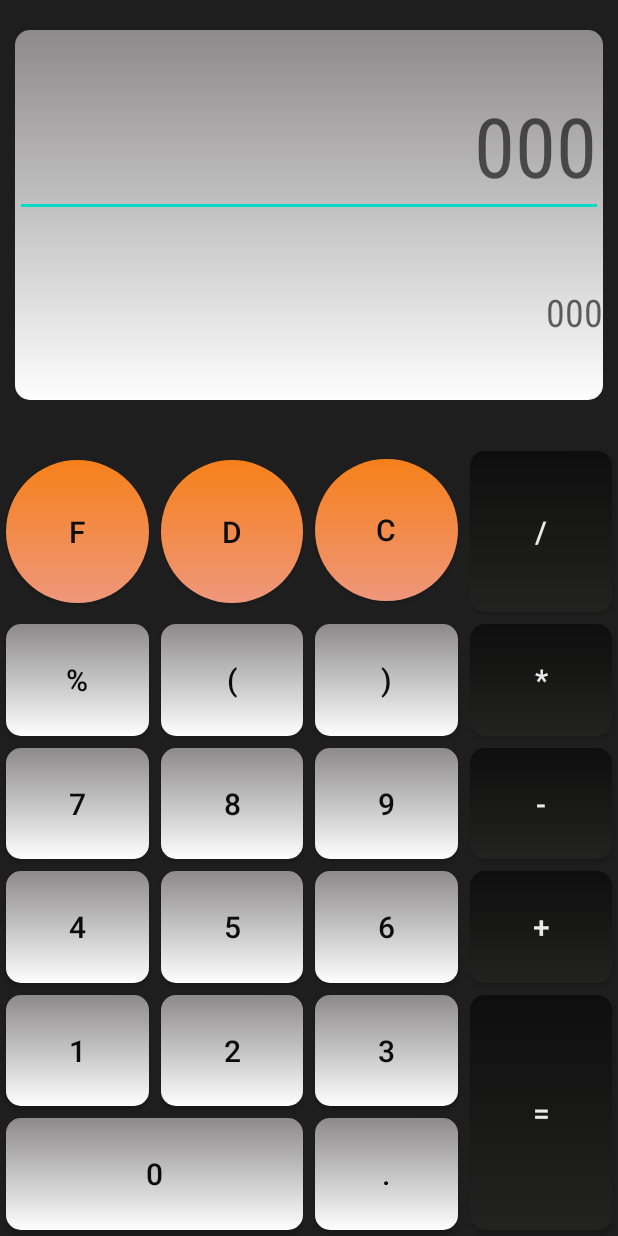
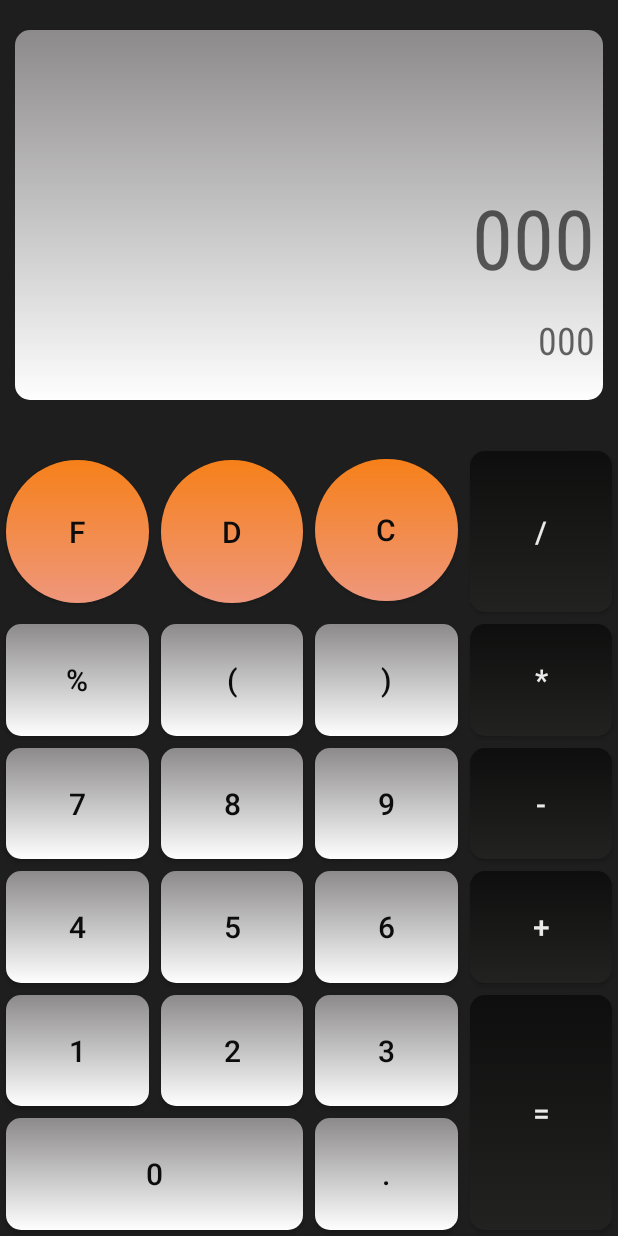
Before and after one commit to Taranuyk-Maksim/Calculator, an Android app: the layout main_activity.xml on its own in the app's theme, with its tools: preview values and no code run, on a phone screen of 412 x 824 dp. Run offline under Robolectric (Android 15) with nearby library versions, the phone set to English and light mode, and no system bars.

```diff
--- a/app/build.gradle
+++ b/app/build.gradle
@@ -6,6 +6,9 @@ android {
     compileSdkVersion 30
     buildToolsVersion "30.0.0"
 
+    buildFeatures {
+        dataBinding true
+    }
     defaultConfig {
         applicationId "com.example.calculator"
         minSdkVersion 16
@@ -44,4 +47,5 @@ dependencies {
     androidTestImplementation 'androidx.test.ext:junit:1.1.1'
     androidTestImplementation 'androidx.test.espresso:espresso-core:3.2.0'
 
+
 }
--- a/app/src/main/java/com/example/calculator/MainActivity.kt
+++ b/app/src/main/java/com/example/calculator/MainActivity.kt
@@ -2,12 +2,16 @@ package com.example.calculator
 
 import android.os.Bundle
 import androidx.appcompat.app.AppCompatActivity
+import androidx.databinding.DataBindingUtil
+import com.example.calculator.databinding.MainActivityBinding
 
 class MainActivity : AppCompatActivity() {
 
     override fun onCreate(savedInstanceState: Bundle?) {
         super.onCreate(savedInstanceState)
         setContentView(R.layout.main_activity)
+        val binding : MainActivityBinding = DataBindingUtil.setContentView(this, R.layout.main_activity)
+        binding.handler = Handler()
     }
 
 }
--- a/app/src/main/java/com/example/calculator/PolishNotation.kt
+++ b/app/src/main/java/com/example/calculator/PolishNotation.kt
@@ -9,7 +9,7 @@ class PolishNotation {
     private var stackNumbers: Stack<Double> = Stack()
     private var stackOperations: Stack<String> = Stack()
 
-    // check if the string is a number
+    //check if the string is a number
     @Throws(NumberFormatException::class)
     private fun isDigit(s: String): Boolean {
         return try {
--- a/app/src/main/res/layout/main_activity.xml
+++ b/app/src/main/res/layout/main_activity.xml
@@ -1,7 +1,14 @@
 <?xml version="1.0" encoding="utf-8"?>
-<androidx.constraintlayout.widget.ConstraintLayout xmlns:android="http://schemas.android.com/apk/res/android"
+<layout xmlns:android="http://schemas.android.com/apk/res/android"
     xmlns:app="http://schemas.android.com/apk/res-auto"
-    xmlns:tools="http://schemas.android.com/tools"
+    xmlns:tools="http://schemas.android.com/tools">
+    <data>
+        <variable
+            name="handler"
+            type="com.example.calculator.Handler" />
+    </data>
+
+    <androidx.constraintlayout.widget.ConstraintLayout
         android:layout_width="match_parent"
         android:layout_height="match_parent"
         android:background="@color/colorBackground">
@@ -21,6 +28,8 @@
             android:id="@+id/btn_delete"
             style="@style/Button.Control"
             android:layout_width="@dimen/dimen_zero"
+            android:onClick="@{(view) -> handler.btnClick(view)}"
+
             android:layout_height="@dimen/dimen_zero"
             android:text="@string/delete"
             app:layout_constraintBottom_toTopOf="@+id/guideline3"
@@ -32,6 +41,7 @@
         <Button
             android:id="@+id/btn_seven"
             style="@style/Button"
+            android:onClick="@{(view) -> handler.btnClick(view)}"
             android:layout_width="@dimen/dimen_zero"
             android:layout_height="@dimen/dimen_zero"
             android:text="@string/seven"
@@ -46,6 +56,7 @@
             android:layout_width="@dimen/dimen_zero"
             android:layout_height="@dimen/dimen_zero"
             android:text="@string/equals"
+            android:onClick="@{(view) -> handler.btnClick(view)}"
             app:layout_constraintBottom_toBottomOf="parent"
             app:layout_constraintEnd_toEndOf="parent"
             app:layout_constraintStart_toStartOf="@+id/guideline11"
@@ -56,6 +67,8 @@
             style="@style/Button"
             android:layout_width="@dimen/dimen_zero"
             android:layout_height="@dimen/dimen_zero"
+            android:onClick="@{(view) -> handler.btnClick(view)}"
+
             android:text="@string/open_bracket"
             app:layout_constraintBottom_toTopOf="@+id/guideline4"
             app:layout_constraintEnd_toStartOf="@+id/guideline10"
@@ -68,6 +81,8 @@
             android:layout_width="@dimen/dimen_zero"
             android:layout_height="@dimen/dimen_zero"
             android:text="@string/three"
+            android:onClick="@{(view) -> handler.btnClick(view)}"
+
             app:layout_constraintBottom_toTopOf="@+id/guideline7"
             app:layout_constraintEnd_toStartOf="@+id/guideline11"
             app:layout_constraintStart_toStartOf="@+id/guideline10"
@@ -79,6 +94,8 @@
             android:layout_width="@dimen/dimen_zero"
             android:layout_height="@dimen/dimen_zero"
             android:text="@string/zero"
+            android:onClick="@{(view) -> handler.btnClick(view)}"
+
             app:layout_constraintBottom_toBottomOf="parent"
             app:layout_constraintEnd_toStartOf="@+id/guideline10"
             app:layout_constraintStart_toStartOf="parent"
@@ -89,6 +106,8 @@
             style="@style/Button.Control"
             android:layout_width="@dimen/dimen_zero"
             android:layout_height="@dimen/dimen_zero"
+            android:onClick="@{(view) -> handler.btnClick(view)}"
+
             android:text="@string/clean"
             app:layout_constraintBottom_toTopOf="@+id/guideline3"
             app:layout_constraintDimensionRatio="1:1"
@@ -103,6 +122,8 @@
             android:layout_width="@dimen/dimen_zero"
             android:layout_height="@dimen/dimen_zero"
             android:text="@string/plus"
+            android:onClick="@{(view) -> handler.btnClick(view)}"
+
             app:layout_constraintBottom_toTopOf="@+id/guideline6"
             app:layout_constraintEnd_toEndOf="parent"
             app:layout_constraintStart_toStartOf="@+id/guideline11"
@@ -113,6 +134,8 @@
             style="@style/Button"
             android:layout_width="@dimen/dimen_zero"
             android:layout_height="@dimen/dimen_zero"
+            android:onClick="@{(view) -> handler.btnClick(view)}"
+
             android:text="@string/nine"
             app:layout_constraintBottom_toTopOf="@+id/guideline5"
             app:layout_constraintEnd_toStartOf="@+id/guideline11"
@@ -120,11 +143,13 @@
             app:layout_constraintTop_toTopOf="@+id/guideline4" />
 
         <Button
-        android:id="@+id/one"
+            android:id="@+id/btn_one"
             style="@style/Button"
             android:layout_width="@dimen/dimen_zero"
             android:layout_height="@dimen/dimen_zero"
             android:text="@string/one"
+            android:onClick="@{(view) -> handler.btnClick(view)}"
+
             app:layout_constraintBottom_toTopOf="@+id/guideline7"
             app:layout_constraintEnd_toStartOf="@+id/guideline9"
             app:layout_constraintStart_toStartOf="parent"
@@ -135,6 +160,8 @@
             style="@style/Button"
             android:layout_width="@dimen/dimen_zero"
             android:layout_height="@dimen/dimen_zero"
+            android:onClick="@{(view) -> handler.btnClick(view)}"
+
             android:text="@string/close_bracket"
             app:layout_constraintBottom_toTopOf="@+id/guideline4"
             app:layout_constraintEnd_toStartOf="@+id/guideline11"
@@ -147,6 +174,8 @@
             android:layout_width="@dimen/dimen_zero"
             android:layout_height="@dimen/dimen_zero"
             android:text="@string/minus"
+            android:onClick="@{(view) -> handler.btnClick(view)}"
+
             app:layout_constraintBottom_toTopOf="@+id/guideline5"
             app:layout_constraintEnd_toEndOf="parent"
             app:layout_constraintStart_toStartOf="@+id/guideline11"
@@ -158,6 +187,8 @@
             android:layout_width="@dimen/dimen_zero"
             android:layout_height="@dimen/dimen_zero"
             android:text="@string/four"
+            android:onClick="@{(view) -> handler.btnClick(view)}"
+
             app:layout_constraintBottom_toTopOf="@+id/guideline6"
             app:layout_constraintEnd_toStartOf="@+id/guideline9"
             app:layout_constraintStart_toStartOf="parent"
@@ -169,6 +200,8 @@
             android:layout_width="@dimen/dimen_zero"
             android:layout_height="@dimen/dimen_zero"
             android:text="@string/division"
+            android:onClick="@{(view) -> handler.btnClick(view)}"
+
             app:layout_constraintBottom_toTopOf="@+id/guideline3"
             app:layout_constraintEnd_toEndOf="parent"
             app:layout_constraintStart_toStartOf="@+id/guideline11"
@@ -180,6 +213,8 @@
             android:layout_width="@dimen/dimen_zero"
             android:layout_height="@dimen/dimen_zero"
             android:text="@string/two"
+            android:onClick="@{(view) -> handler.btnClick(view)}"
+
             app:layout_constraintBottom_toTopOf="@+id/guideline7"
             app:layout_constraintEnd_toStartOf="@+id/guideline10"
             app:layout_constraintStart_toStartOf="@+id/guideline9"
@@ -191,6 +226,8 @@
             android:layout_width="@dimen/dimen_zero"
             android:layout_height="@dimen/dimen_zero"
             android:text="@string/multiplication"
+            android:onClick="@{(view) -> handler.btnClick(view)}"
+
             app:layout_constraintBottom_toTopOf="@+id/guideline4"
             app:layout_constraintEnd_toEndOf="parent"
             app:layout_constraintStart_toStartOf="@+id/guideline11"
@@ -199,6 +236,8 @@
         <Button
             android:id="@+id/btn_f"
             style="@style/Button.Control"
+            android:onClick="@{(view) -> handler.btnClick(view)}"
+
             android:layout_width="@dimen/dimen_zero"
             android:layout_height="@dimen/dimen_zero"
             android:text="@string/f"
@@ -215,6 +254,8 @@
             android:layout_width="@dimen/dimen_zero"
             android:layout_height="@dimen/dimen_zero"
             android:text="@string/five"
+            android:onClick="@{(view) -> handler.btnClick(view)}"
+
             app:layout_constraintBottom_toTopOf="@+id/guideline6"
             app:layout_constraintEnd_toStartOf="@+id/guideline10"
             app:layout_constraintStart_toStartOf="@+id/guideline9"
@@ -223,8 +264,10 @@
         <Button
             android:id="@+id/btn_eight"
             style="@style/Button"
+
             android:layout_width="@dimen/dimen_zero"
             android:layout_height="@dimen/dimen_zero"
+            android:onClick="@{(view) -> handler.btnClick(view)}"
             android:text="@string/eight"
             app:layout_constraintBottom_toTopOf="@+id/guideline5"
             app:layout_constraintEnd_toStartOf="@+id/guideline10"
@@ -237,6 +280,8 @@
             android:layout_width="@dimen/dimen_zero"
             android:layout_height="@dimen/dimen_zero"
             android:text="@string/six"
+            android:onClick="@{(view) -> handler.btnClick(view)}"
+
             app:layout_constraintBottom_toTopOf="@+id/guideline6"
             app:layout_constraintEnd_toStartOf="@+id/guideline11"
             app:layout_constraintStart_toStartOf="@+id/guideline10"
@@ -248,6 +293,7 @@
             android:layout_width="@dimen/dimen_zero"
             android:layout_height="@dimen/dimen_zero"
             android:text="@string/point"
+            android:onClick="@{(view) -> handler.btnClick(view)}"
             app:layout_constraintBottom_toBottomOf="parent"
             app:layout_constraintEnd_toStartOf="@+id/guideline11"
             app:layout_constraintStart_toStartOf="@+id/guideline10"
@@ -261,24 +307,26 @@
             app:layout_constraintStart_toStartOf="parent"
             app:layout_constraintTop_toTopOf="parent">
 
-        <EditText
+            <TextView
                 android:id="@+id/et_input"
                 style="@style/TextNumber.Input"
                 android:hint="@string/value_hint"
+                android:text="@{handler.exp.expression}"
                 app:layout_constraintBottom_toBottomOf="parent"
                 app:layout_constraintEnd_toEndOf="parent"
                 app:layout_constraintStart_toStartOf="parent"
-            app:layout_constraintTop_toTopOf="parent"
-            app:layout_constraintVertical_bias="0.0" />
+                app:layout_constraintTop_toTopOf="parent" />
 
             <TextView
                 android:id="@+id/tv_output"
                 style="@style/TextNumber.Result"
                 android:hint="@string/value_hint"
+                android:text="@{String.valueOf(handler.rez)}"
                 app:layout_constraintBottom_toBottomOf="parent"
                 app:layout_constraintEnd_toEndOf="parent"
                 app:layout_constraintStart_toStartOf="parent"
-            app:layout_constraintTop_toBottomOf="@+id/et_input" />
+                app:layout_constraintTop_toBottomOf="@+id/et_input"
+                app:layout_constraintVertical_bias="0.2" />
         </androidx.constraintlayout.widget.ConstraintLayout>
 
         <androidx.constraintlayout.widget.Guideline
@@ -345,3 +393,5 @@
             app:layout_constraintGuide_percent="0.75" />
 
     </androidx.constraintlayout.widget.ConstraintLayout>
+
+</layout>
--- a/app/src/main/res/values/dimens.xml
+++ b/app/src/main/res/values/dimens.xml
@@ -2,7 +2,7 @@
     <dimen name="fab_margin">16dp</dimen>
     <dimen name="dimen_zero">0dp</dimen>
 
-    <dimen name="main_field_marginTop">30dp</dimen>
+    <dimen name="main_field_margin_top">30dp</dimen>
 
     <dimen name="control_buttons_radius">1000dp</dimen>
     <dimen name="control_buttons_padding">4dp</dimen>
@@ -20,10 +20,11 @@
     <dimen name="input_area_top_margin">20dp</dimen>
     <dimen name="input_area_bottom_margin">30dp</dimen>
 
-    <dimen name="input_text_marginTop">30dp</dimen>
+    <dimen name="input_text_margin_top">30dp</dimen>
+    <dimen name="output_text_margin_top">10dp</dimen>
+    <dimen name="text_right_left_margin">5dp</dimen>
 
-    <dimen name="output_text_marginTop">10dp</dimen>
-    <dimen name="output_text_marginBottom">5dp</dimen>
+
 
 
 </resources>
--- a/app/src/main/res/values/styles.xml
+++ b/app/src/main/res/values/styles.xml
@@ -39,19 +39,22 @@
     </style>
 
     <style name="TextNumber.Input">
+        <item name="android:layout_marginLeft">@dimen/text_right_left_margin</item>
+        <item name="android:layout_marginRight">@dimen/text_right_left_margin</item>
         <item name="android:textSize">@dimen/input_text</item>
         <item name="android:layout_width">@dimen/dimen_zero</item>
         <item name="android:layout_height">wrap_content</item>
-        <item name="android:layout_marginTop">@dimen/input_text_marginTop</item>
+        <item name="android:layout_marginTop">@dimen/input_text_margin_top</item>
     </style>
 
     <style name="TextNumber.Result">
+        <item name="android:layout_marginLeft">@dimen/text_right_left_margin</item>
+        <item name="android:layout_marginRight">@dimen/text_right_left_margin</item>
         <item name="android:textSize">@dimen/output_text</item>
         <item name="android:layout_width">@dimen/dimen_zero</item>
         <item name="android:layout_height">wrap_content</item>
-        <item name="android:layout_marginTop">@dimen/output_text_marginTop</item>
-        <item name="android:layout_marginBottom">@dimen/output_text_marginBottom</item>
-
+        <item name="android:layout_marginTop">@dimen/output_text_margin_top</item>
+        <item name="android:layout_marginBottom">@dimen/text_right_left_margin</item>
     </style>
 
     <style name="InputField">
```
Also changed, not shown: app/src/main/java/com/example/calculator/Expression.kt (added, +80 -0 lines), app/src/main/java/com/example/calculator/Handler.kt (added, +51 -0 lines). Lines whose indentation alone changed are shown as unchanged.
